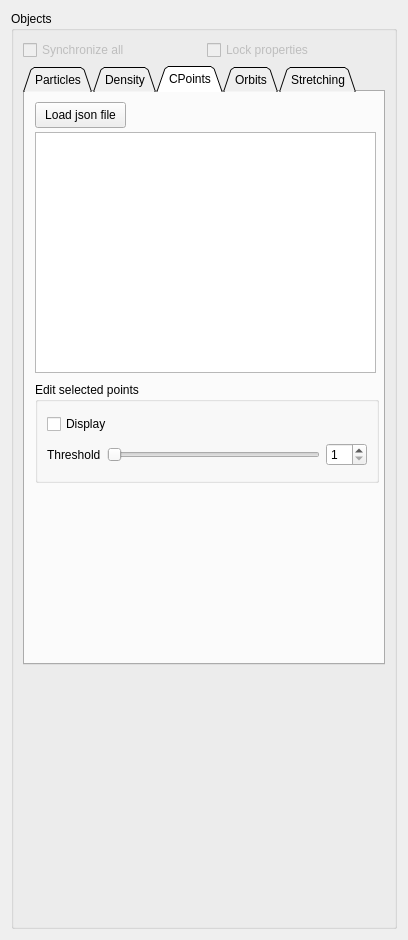
jcldc/glnemo2, file src/formobjectcontrol.ui: the form before one commit.
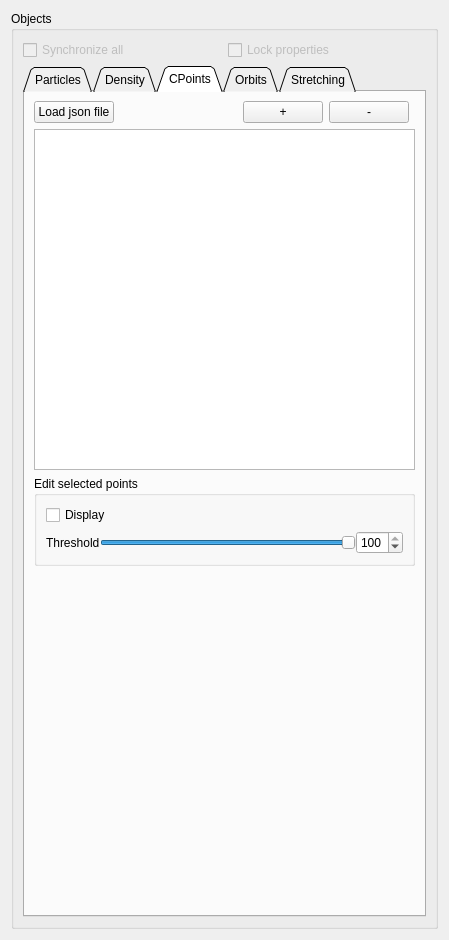
The form after the commit. Icons and pictures are not drawn.

Commit message: Add threshold slider

Diff of the .ui file:
```diff
--- a/src/formobjectcontrol.ui
+++ b/src/formobjectcontrol.ui
@@ -6,7 +6,7 @@
    <rect>
     <x>0</x>
     <y>0</y>
-    <width>408</width>
+    <width>449</width>
     <height>940</height>
    </rect>
   </property>
@@ -74,19 +74,6 @@
         </property>
        </widget>
       </item>
-      <item row="2" column="0" colspan="2">
-       <spacer name="verticalSpacer_2">
-        <property name="orientation">
-         <enum>Qt::Vertical</enum>
-        </property>
-        <property name="sizeHint" stdset="0">
-         <size>
-          <width>20</width>
-          <height>40</height>
-         </size>
-        </property>
-       </spacer>
-      </item>
       <item row="1" column="0" colspan="2">
        <widget class="QTabWidget" name="objects_properties">
         <property name="sizePolicy">
@@ -1066,15 +1053,16 @@
          <attribute name="title">
           <string>CPoints</string>
          </attribute>
+         <layout class="QGridLayout" name="gridLayout_12">
+          <item row="0" column="3">
+           <widget class="QPushButton" name="pushButton_2">
+            <property name="text">
+             <string>-</string>
+            </property>
+           </widget>
+          </item>
+          <item row="2" column="0" colspan="5">
          <widget class="QGroupBox" name="groupBox_9">
-          <property name="geometry">
-           <rect>
-            <x>10</x>
-            <y>290</y>
-            <width>344</width>
-            <height>101</height>
-           </rect>
-          </property>
           <property name="sizePolicy">
            <sizepolicy hsizetype="Ignored" vsizetype="Fixed">
             <horstretch>0</horstretch>
@@ -1091,7 +1079,7 @@
            <bool>false</bool>
           </property>
           <layout class="QGridLayout" name="gridLayout_11">
-           <item row="0" column="0">
+             <item row="1" column="0">
             <widget class="QCheckBox" name="cpoints_display_cbx">
              <property name="toolTip">
               <string>&lt;html&gt;&lt;head&gt;&lt;meta name=&quot;qrichtext&quot; content=&quot;1&quot; /&gt;&lt;style type=&quot;text/css&quot;&gt;
@@ -1104,10 +1092,10 @@
              </property>
             </widget>
            </item>
-           <item row="1" column="0">
+             <item row="3" column="0">
             <layout class="QHBoxLayout" name="horizontalLayout_5">
              <property name="spacing">
-              <number>6</number>
+                <number>0</number>
              </property>
              <item>
               <widget class="QLabel" name="label_10">
@@ -1130,6 +1118,9 @@
                <property name="maximum">
                 <number>100</number>
                </property>
+                 <property name="value">
+                  <number>100</number>
+                 </property>
                <property name="orientation">
                 <enum>Qt::Horizontal</enum>
                </property>
@@ -1144,13 +1135,13 @@
                 </sizepolicy>
                </property>
                <property name="minimum">
-                <number>1</number>
+                  <number>0</number>
                </property>
                <property name="maximum">
-                <number>99</number>
+                  <number>100</number>
                </property>
                <property name="value">
-                <number>1</number>
+                  <number>100</number>
                </property>
               </widget>
              </item>
@@ -1158,29 +1149,57 @@
            </item>
           </layout>
          </widget>
+          </item>
+          <item row="0" column="2">
+           <widget class="QPushButton" name="pushButton">
+            <property name="sizePolicy">
+             <sizepolicy hsizetype="Fixed" vsizetype="Fixed">
+              <horstretch>0</horstretch>
+              <verstretch>0</verstretch>
+             </sizepolicy>
+            </property>
+            <property name="text">
+             <string>+</string>
+            </property>
+           </widget>
+          </item>
+          <item row="3" column="0">
+           <spacer name="verticalSpacer_3">
+            <property name="orientation">
+             <enum>Qt::Vertical</enum>
+            </property>
+            <property name="sizeHint" stdset="0">
+             <size>
+              <width>20</width>
+              <height>321</height>
+             </size>
+            </property>
+           </spacer>
+          </item>
+          <item row="1" column="0" colspan="5">
+           <widget class="QListWidget" name="cpoints_set_listwidget"/>
+          </item>
+          <item row="0" column="0">
          <widget class="QPushButton" name="load_cpoints_file">
-          <property name="geometry">
-           <rect>
-            <x>10</x>
-            <y>10</y>
-            <width>91</width>
-            <height>26</height>
-           </rect>
-          </property>
           <property name="text">
            <string>Load json file</string>
           </property>
          </widget>
-         <widget class="QListWidget" name="cpoints_set_listwidget">
-          <property name="geometry">
-           <rect>
-            <x>10</x>
-            <y>40</y>
-            <width>341</width>
-            <height>241</height>
-           </rect>
-          </property>
-         </widget>
+          </item>
+          <item row="0" column="1">
+           <spacer name="horizontalSpacer_3">
+            <property name="orientation">
+             <enum>Qt::Horizontal</enum>
+            </property>
+            <property name="sizeHint" stdset="0">
+             <size>
+              <width>78</width>
+              <height>20</height>
+             </size>
+            </property>
+           </spacer>
+          </item>
+         </layout>
         </widget>
         <widget class="QWidget" name="tab_orbits">
          <attribute name="title">
```
Lines whose indentation alone changed are shown as unchanged. The commit also changes 4 other files.
